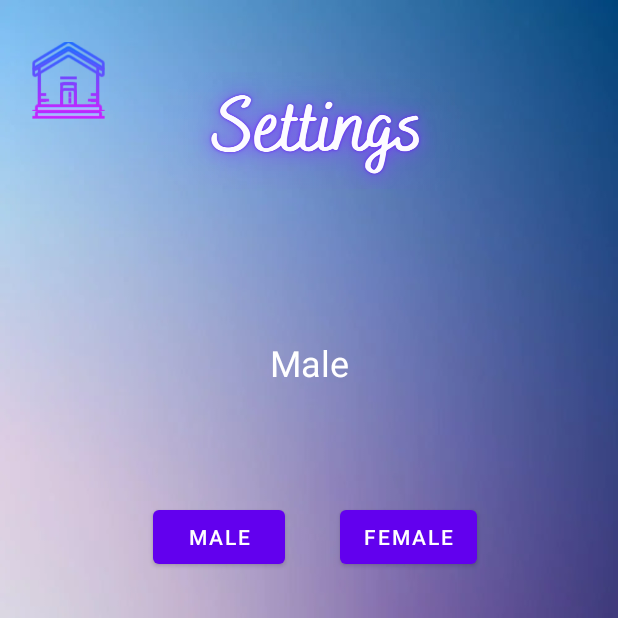
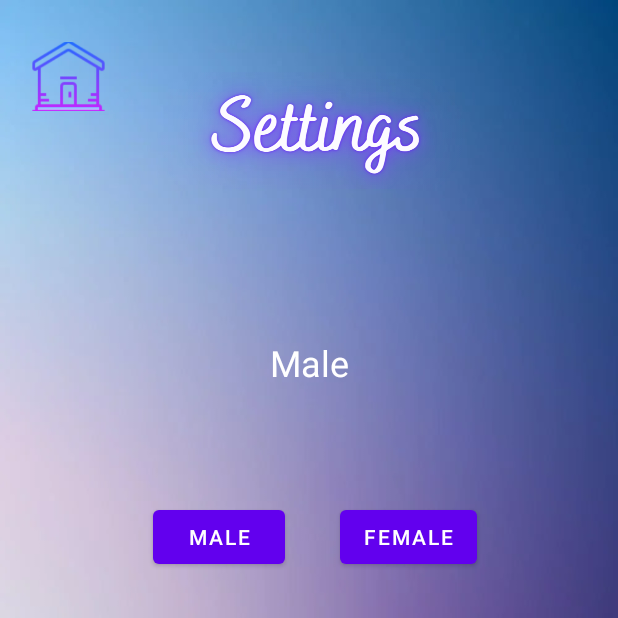
Before and after one commit to Java-Project-2022/Drinking-App, an Android app: the EditScreen screen opened directly, with no data from a screen before it, on a phone screen of 412 x 824 dp, the top half of it. Run offline under Robolectric (Android 15) with nearby library versions, the phone set to English and light mode, and no system bars.

Commit message:
removed extra home button in settings_edit

```diff
--- a/app/src/main/res/layout/activity_settings_edit.xml
+++ b/app/src/main/res/layout/activity_settings_edit.xml
@@ -16,20 +16,6 @@
         app:layout_constraintStart_toStartOf="parent"
         app:layout_constraintTop_toTopOf="parent"
         app:srcCompat="@drawable/settings_title" />
-
-    <ImageButton
-        android:id="@+id/imageButton29"
-        android:layout_width="59dp"
-        android:layout_height="54dp"
-        android:layout_marginTop="28dp"
-        android:background="#00000000"
-        android:scaleType="centerCrop"
-        app:layout_constraintEnd_toEndOf="parent"
-        app:layout_constraintHorizontal_bias="0.045"
-        app:layout_constraintStart_toStartOf="parent"
-        app:layout_constraintTop_toTopOf="parent"
-        app:srcCompat="@drawable/home_icon"
-        tools:ignore="SpeakableTextPresentCheck,TouchTargetSizeCheck" />
 
     <Button
         android:id="@+id/button6"
```
